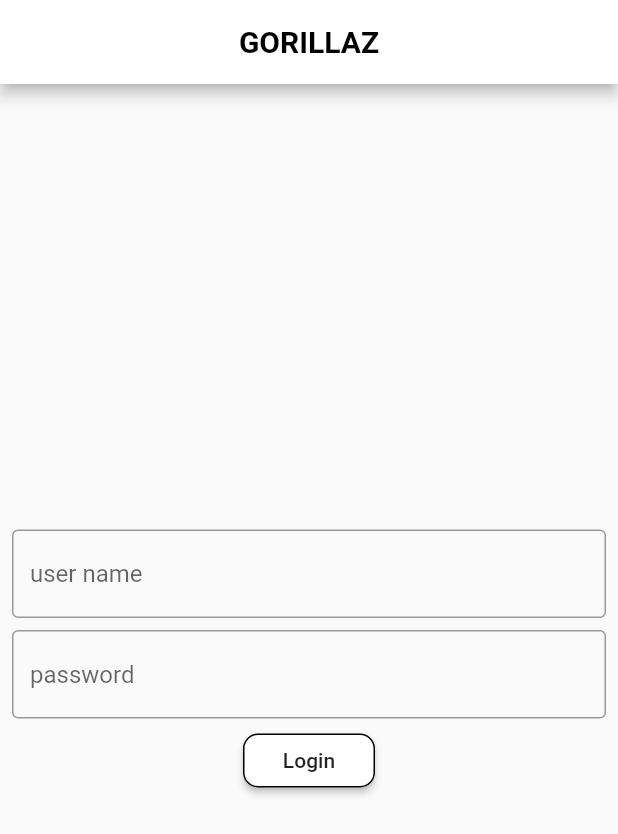
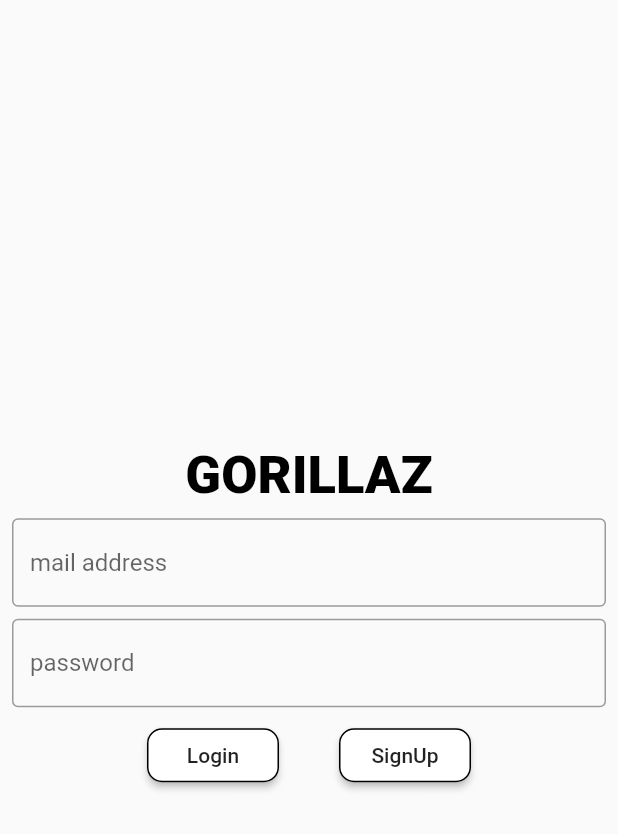
Before and after one commit to ryo-elephant/gorillaz, a Flutter app: the screen it shows after launch, on a phone screen of 412 x 824 dp. Shown: the top 834 px of the screen. Run offline on Flutter 3.47's test engine with Material 2 defaults, Android fonts, the phone set to English and light mode, and no system bars; our stand-ins replace cloud_firestore, firebase_auth, firebase_core; accounts and stored records are empty.

Commit message:
modelからFirebaseに接続して値を取得 fire_storeのauthのプラグイン追加

```diff
--- /dev/null
+++ b/lib/domain/user.dart
@@ -0,0 +1,4 @@
+class User {
+  User(this.name);
+  String name;
+}
--- a/lib/main.dart
+++ /dev/null
@@ -1,76 +0,0 @@
-import 'package:flutter/material.dart';
-
-import 'home.dart';
-
-void main() {
-  runApp(MyApp());
-}
-
-class MyApp extends StatelessWidget {
-  @override
-  Widget build(BuildContext context) {
-    return MaterialApp(
-      title: 'Gorillaz',
-      home: Login()
-    );
-  }
-}
-
-class Login extends StatelessWidget {
-  @override
-  Widget build(BuildContext context) {
-    // TODO: implement build
-    return Scaffold(
-      appBar: AppBar(
-        backgroundColor: Colors.white,
-        title: Center(
-            child: Text(
-              'GORILLAZ',
-              style: TextStyle(
-                color: Colors.black,
-                fontWeight: FontWeight.bold,
-              ),
-            )
-        ),
-      ),
-      body: Center(
-        child: Column(
-          mainAxisSize: MainAxisSize.min,
-          children: [
-            Padding(
-              padding: EdgeInsets.symmetric(horizontal: 8, vertical: 4),
-              child: TextField(
-                decoration: InputDecoration(
-                    border: OutlineInputBorder(),
-                    hintText: 'user name'
-                ),
-              ),
-            ),
-            Padding(
-              padding: EdgeInsets.symmetric(horizontal: 8, vertical: 4),
-              child: TextField(
-                decoration: InputDecoration(
-                    border: OutlineInputBorder(),
-                    hintText: 'password'
-                ),
-              ),
-            ),
-            RaisedButton(
-              child: const Text('Login'),
-              color: Colors.white,
-              shape: const OutlineInputBorder(
-                borderRadius: BorderRadius.all(Radius.circular(10)),
-              ),
-              onPressed: () {
-                Navigator.push(
-                  context,
-                  MaterialPageRoute(builder: (context) => Home()),
-                );
-              },
-            ),
-          ],
-        ),
-      ),
-    );
-  }
-}
--- /dev/null
+++ b/lib/main/main.dart
@@ -0,0 +1,103 @@
+import 'package:firebase_core/firebase_core.dart';
+import 'package:flutter/material.dart';
+import 'file:///C:/Users/ryozo/AndroidStudioProjects/gorillaz/lib/signup/sign_up.dart';
+
+import '../home/home.dart';
+
+Future<void> main() async {
+  WidgetsFlutterBinding.ensureInitialized();
+  await Firebase.initializeApp();
+  runApp(MyApp());
+}
+
+class MyApp extends StatelessWidget {
+
+  @override
+  Widget build(BuildContext context) {
+    return MaterialApp(
+      title: 'Gorillaz',
+      home: Login()
+    );
+  }
+}
+
+class Login extends StatelessWidget {
+  @override
+  Widget build(BuildContext context) {
+    return Scaffold(
+      body: Center(
+        child: Column(
+          mainAxisSize: MainAxisSize.min,
+          children: [
+            Padding(
+              padding: const EdgeInsets.symmetric(horizontal: 8, vertical: 4),
+              child: Text('GORILLAZ',
+                style: TextStyle(
+                  fontSize: 35,
+                  color: Colors.black,
+                  fontWeight: FontWeight.w900,
+                ),
+              ),
+            ),
+            Padding(
+              padding: EdgeInsets.symmetric(horizontal: 8, vertical: 4),
+              child: TextField(
+                decoration: InputDecoration(
+                    border: OutlineInputBorder(),
+                    hintText: 'mail address'
+                ),
+              ),
+            ),
+            Padding(
+              padding: EdgeInsets.symmetric(horizontal: 8, vertical: 4),
+              child: TextField(
+                decoration: InputDecoration(
+                    border: OutlineInputBorder(),
+                    hintText: 'password'
+                ),
+              ),
+            ),
+            Row(
+              mainAxisSize: MainAxisSize.max,
+              mainAxisAlignment: MainAxisAlignment.center,
+              children: [
+                Padding(
+                  padding: const EdgeInsets.symmetric(horizontal: 20, vertical: 4),
+                  child: RaisedButton(
+                    child: const Text('Login'),
+                    color: Colors.white,
+                    shape: const OutlineInputBorder(
+                      borderRadius: BorderRadius.all(Radius.circular(10)),
+                    ),
+                    onPressed: () {
+                      Navigator.push(
+                        context,
+                        MaterialPageRoute(builder: (context) => Home()),
+                      );
+                    },
+                  ),
+                ),
+                Padding(
+                  padding: const EdgeInsets.symmetric(horizontal: 20, vertical: 4),
+                  child: RaisedButton(
+                    child: const Text('SignUp'),
+                    color: Colors.white,
+                    shape: const OutlineInputBorder(
+                      borderRadius: BorderRadius.all(Radius.circular(10)),
+                    ),
+                    onPressed: () {
+                      Navigator.push(
+                        context,
+                        MaterialPageRoute(builder: (context) => SignUp()),
+                      );
+                    },
+                  ),
+                ),
+              ],
+            ),
+          ],
+        ),
+      ),
+    );
+  }
+}
--- a/lib/main_model.dart
+++ /dev/null
@@ -1,10 +0,0 @@
-import 'package:flutter/material.dart';
-
-class MainModel extends ChangeNotifier {
-  String name = 'Ryo Sato';
-
-  void setName(name) {
-    this.name = name;
-    notifyListeners();
-  }
-}
--- /dev/null
+++ b/lib/signup/sign_up_model.dart
@@ -0,0 +1,16 @@
+import 'package:cloud_firestore/cloud_firestore.dart';
+import 'package:firebase_auth/firebase_auth.dart';
+import 'package:flutter/cupertino.dart';
+
+class SignUpModel extends ChangeNotifier{
+  String mail = '';
+  String password = '';
+
+  final FirebaseAuth auth = FirebaseAuth.instance;
+
+  Future signUp() async {
+
+  }
+
+
+}
--- a/pubspec.yaml
+++ b/pubspec.yaml
@@ -15,6 +15,7 @@ dependencies:
   provider: ^5.0.0
   firebase_core: ^1.0.2
   cloud_firestore: ^1.0.3
+  firebase_auth: ^1.0.1
 
 dev_dependencies:
   flutter_test:
```
Also changed, not shown: lib/home/home.dart (renamed from lib/home.dart, +13 -7 lines), lib/home/home_model.dart (added, +16 -0 lines), lib/signup/sign_up.dart (added, +102 -0 lines), pubspec.lock, 1 other file.
